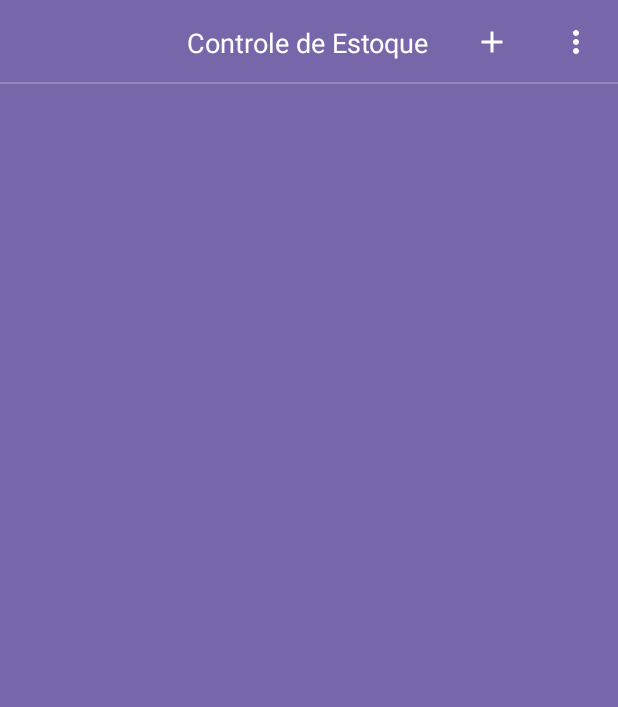
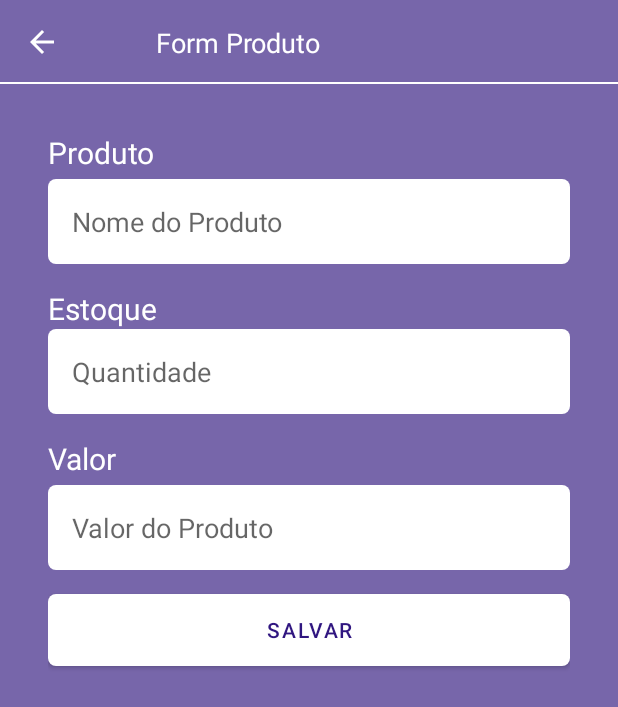
Before and after one commit to natasharhayane/ControleDeProdutos, an Android app: the screen it shows after launch (MainActivity before the commit, FormProdutoActivity after it), after a tap on an icon or button, on a phone screen of 412 x 824 dp. Shown: the top 707 px of the screen. Run offline under Robolectric (Android 15) with nearby library versions, the phone set to English and light mode, and no system bars; libraries missing offline, so code that uses them is left out: com.tsuryo.swipeablerv; plain views replace SwipeableRecyclerView; 5 statements that could not run were skipped.

Commit message:
Atualização - Tela de cadastro do produto

```diff
--- a/app/src/main/AndroidManifest.xml
+++ b/app/src/main/AndroidManifest.xml
@@ -14,6 +14,9 @@
         android:theme="@style/Theme.ControleDeProdutos"
         tools:targetApi="31">
         <activity
+            android:name=".FormProdutoActivity"
+            android:exported="false" />
+        <activity
             android:name=".MainActivity"
             android:exported="true">
             <intent-filter>
--- /dev/null
+++ b/app/src/main/java/com/example/controledeprodutos/FormProdutoActivity.java
@@ -0,0 +1,14 @@
+package com.example.controledeprodutos;
+
+import androidx.appcompat.app.AppCompatActivity;
+
+import android.os.Bundle;
+
+public class FormProdutoActivity extends AppCompatActivity {
+
+    @Override
+    protected void onCreate(Bundle savedInstanceState) {
+        super.onCreate(savedInstanceState);
+        setContentView(R.layout.activity_form_produto);
+    }
+}
--- a/app/src/main/java/com/example/controledeprodutos/MainActivity.java
+++ b/app/src/main/java/com/example/controledeprodutos/MainActivity.java
@@ -1,5 +1,6 @@
 package com.example.controledeprodutos;
 
+import android.content.Intent;
 import android.os.Bundle;
 import android.view.Menu;
 import android.view.MenuInflater;
@@ -41,8 +42,10 @@ public class MainActivity extends AppCompatActivity implements AdapterProduto.On
     }
 
     private void ouvinteCliques(){
-        ibAdd.setOnClickListener( view ->
-                Toast.makeText(this, "Add", Toast.LENGTH_SHORT).show());
+        ibAdd.setOnClickListener( view ->{
+                    startActivity(new Intent(this,FormProdutoActivity.class));
+                });
+
 
         ibVerMais.setOnClickListener(view -> {
             PopupMenu popupMenu = new PopupMenu(this, ibVerMais);
--- /dev/null
+++ b/app/src/main/res/drawable-v24/bg_bnt.xml
@@ -0,0 +1,6 @@
+<?xml version="1.0" encoding="utf-8"?>
+<shape xmlns:android="http://schemas.android.com/apk/res/android" android:shape="rectangle">
+
+    <solid android:color="@android:color/white"/>
+    <corners android:radius="5dp"/>
+</shape>
--- /dev/null
+++ b/app/src/main/res/drawable/bg_edit.xml
@@ -0,0 +1,6 @@
+<?xml version="1.0" encoding="utf-8"?>
+<shape xmlns:android="http://schemas.android.com/apk/res/android" android:shape="rectangle">
+
+    <solid android:color="@android:color/white"/>
+    <corners android:radius="5dp"/>
+</shape>
--- /dev/null
+++ b/app/src/main/res/drawable/ic_voltar.xml
@@ -0,0 +1,5 @@
+<vector android:autoMirrored="true" android:height="24dp"
+    android:tint="#FFFFFF" android:viewportHeight="24"
+    android:viewportWidth="24" android:width="24dp" xmlns:android="http://schemas.android.com/apk/res/android">
+    <path android:fillColor="@android:color/white" android:pathData="M20,11H7.83l5.59,-5.59L12,4l-8,8 8,8 1.41,-1.41L7.83,13H20v-2z"/>
+</vector>
--- /dev/null
+++ b/app/src/main/res/layout/activity_form_produto.xml
@@ -0,0 +1,84 @@
+<?xml version="1.0" encoding="utf-8"?>
+<androidx.constraintlayout.widget.ConstraintLayout xmlns:android="http://schemas.android.com/apk/res/android"
+    xmlns:app="http://schemas.android.com/apk/res-auto"
+    xmlns:tools="http://schemas.android.com/tools"
+    android:layout_width="match_parent"
+    android:layout_height="match_parent"
+    android:background="#f76a"
+    tools:context=".FormProdutoActivity">
+
+    <include
+        android:id="@+id/include2"
+        layout="@layout/toolbar_voltar"
+        app:layout_constraintEnd_toEndOf="parent"
+        app:layout_constraintStart_toStartOf="parent"
+        app:layout_constraintTop_toTopOf="parent" />
+
+    <LinearLayout
+        android:layout_width="match_parent"
+        android:layout_height="0dp"
+        android:orientation="vertical"
+        android:padding="32dp"
+        app:layout_constraintBottom_toBottomOf="parent"
+        app:layout_constraintEnd_toEndOf="parent"
+        app:layout_constraintStart_toStartOf="parent"
+        app:layout_constraintTop_toBottomOf="@+id/include2">
+
+        <TextView
+            android:layout_width="wrap_content"
+            android:layout_height="wrap_content"
+            android:text="Produto"
+            android:textSize="20sp"
+            android:textColor="@android:color/white"/>
+        <EditText
+            android:layout_width="match_parent"
+            android:layout_height="wrap_content"
+            android:background="@drawable/bg_edit"
+            android:hint="Nome do Produto"
+            android:inputType="text"
+            android:layout_marginTop="4dp"
+            android:padding="16dp"/>
+
+        <TextView
+            android:layout_width="wrap_content"
+            android:layout_height="wrap_content"
+            android:text="Estoque"
+            android:layout_marginTop="16dp"
+            android:textSize="20sp"
+            android:textColor="@android:color/white"/>
+        <EditText
+            android:layout_width="match_parent"
+            android:layout_height="wrap_content"
+            android:inputType="number"
+            android:background="@drawable/bg_edit"
+            android:hint="Quantidade"
+            android:padding="16dp"/>
+
+        <TextView
+            android:layout_width="wrap_content"
+            android:layout_height="wrap_content"
+            android:layout_marginTop="16dp"
+            android:text="Valor"
+            android:textSize="20sp"
+            android:textColor="@android:color/white"/>
+        <EditText
+            android:layout_width="match_parent"
+            android:layout_height="wrap_content"
+            android:background="@drawable/bg_edit"
+            android:layout_marginTop="4dp"
+            android:inputType="numberDecimal"
+            android:hint="Valor do Produto"
+            android:padding="16dp"/>
+
+        <Button
+            android:layout_width="match_parent"
+            android:layout_height="wrap_content"
+            android:layout_marginTop="16dp"
+            android:background="@drawable/bg_bnt"
+            app:backgroundTint="@color/white"
+            android:textColor="#301680"
+            android:text="Salvar"/>
+
+    </LinearLayout>
+
+</androidx.constraintlayout.widget.ConstraintLayout>
--- /dev/null
+++ b/app/src/main/res/layout/toolbar_voltar.xml
@@ -0,0 +1,40 @@
+<?xml version="1.0" encoding="utf-8"?>
+<androidx.constraintlayout.widget.ConstraintLayout xmlns:android="http://schemas.android.com/apk/res/android"
+    xmlns:app="http://schemas.android.com/apk/res-auto"
+    xmlns:tools="http://schemas.android.com/tools"
+    android:layout_width="match_parent"
+    android:layout_height="?actionBarSize"
+    android:background="@android:color/transparent">
+
+    <ImageButton
+        android:id="@+id/imageButton"
+        android:layout_width="wrap_content"
+        android:layout_height="match_parent"
+        android:background="@android:color/transparent"
+        android:paddingStart="16dp"
+        android:paddingEnd="16dp"
+        android:src="@drawable/ic_voltar"
+        app:layout_constraintBottom_toBottomOf="parent"
+        app:layout_constraintStart_toStartOf="parent"
+        app:layout_constraintTop_toTopOf="parent" />
+
+    <TextView
+        android:layout_width="wrap_content"
+        android:layout_height="wrap_content"
+        android:layout_marginStart="48dp"
+        android:text="Form Produto"
+        android:textColor="@android:color/white"
+        android:textSize="18sp"
+        app:layout_constraintBottom_toBottomOf="parent"
+        app:layout_constraintStart_toEndOf="@+id/imageButton"
+        app:layout_constraintTop_toTopOf="parent" />
+
+    <ImageView
+        android:layout_width="match_parent"
+        android:layout_height="1dp"
+        android:background="@android:color/white"
+        app:layout_constraintBottom_toBottomOf="parent"
+        app:layout_constraintEnd_toEndOf="parent"
+        app:layout_constraintStart_toStartOf="parent"/>
+
+</androidx.constraintlayout.widget.ConstraintLayout>
```
